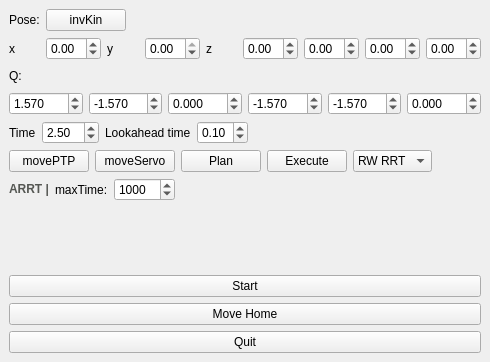
The window that robot_plugin/src/RobotPlugin.ui (Ezzence/rovi2-robot) describes before a commit, drawn with Qt 5.
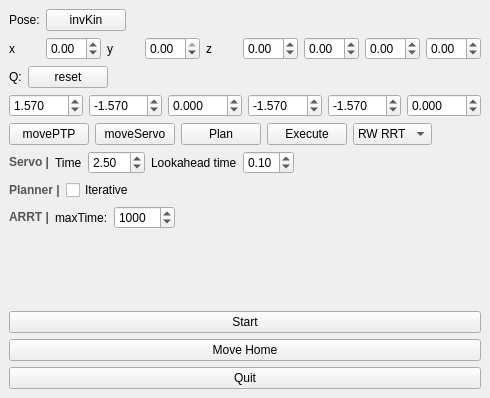
The same window after the commit.

Commit message: adding iterative path planning (with thread resource allocation problem), gui update

The edit to the form file:
```diff
--- a/robot_plugin/src/RobotPlugin.ui
+++ b/robot_plugin/src/RobotPlugin.ui
@@ -7,7 +7,7 @@
     <x>0</x>
     <y>0</y>
     <width>490</width>
-    <height>362</height>
+    <height>398</height>
    </rect>
   </property>
   <property name="windowTitle">
@@ -169,6 +169,13 @@
           </property>
          </widget>
         </item>
+        <item>
+         <widget class="QPushButton" name="btnReset">
+          <property name="text">
+           <string>reset</string>
+          </property>
+         </widget>
+        </item>
         <item>
          <spacer name="horizontalSpacer_5">
           <property name="orientation">
@@ -299,69 +306,6 @@
         </item>
        </layout>
       </item>
-      <item>
-       <layout class="QHBoxLayout" name="horizontalLayout">
-        <property name="bottomMargin">
-         <number>0</number>
-        </property>
-        <item>
-         <widget class="QLabel" name="label">
-          <property name="text">
-           <string>Time</string>
-          </property>
-         </widget>
-        </item>
-        <item>
-         <widget class="QDoubleSpinBox" name="boxTime">
-          <property name="maximum">
-           <double>10.000000000000000</double>
-          </property>
-          <property name="singleStep">
-           <double>0.100000000000000</double>
-          </property>
-          <property name="value">
-           <double>2.500000000000000</double>
-          </property>
-         </widget>
-        </item>
-        <item>
-         <widget class="QLabel" name="label_2">
-          <property name="text">
-           <string>Lookahead time</string>
-          </property>
-         </widget>
-        </item>
-        <item>
-         <widget class="QDoubleSpinBox" name="boxLookahead">
-          <property name="minimum">
-           <double>0.040000000000000</double>
-          </property>
-          <property name="maximum">
-           <double>0.200000000000000</double>
-          </property>
-          <property name="singleStep">
-           <double>0.010000000000000</double>
-          </property>
-          <property name="value">
-           <double>0.100000000000000</double>
-          </property>
-         </widget>
-        </item>
-        <item>
-         <spacer name="horizontalSpacer_2">
-          <property name="orientation">
-           <enum>Qt::Horizontal</enum>
-          </property>
-          <property name="sizeHint" stdset="0">
-           <size>
-            <width>40</width>
-            <height>20</height>
-           </size>
-          </property>
-         </spacer>
-        </item>
-       </layout>
-      </item>
       <item>
        <layout class="QHBoxLayout" name="horizontalLayout_3">
         <property name="topMargin">
@@ -429,6 +373,113 @@
         </item>
        </layout>
       </item>
+      <item>
+       <layout class="QHBoxLayout" name="horizontalLayout">
+        <property name="bottomMargin">
+         <number>0</number>
+        </property>
+        <item>
+         <widget class="QLabel" name="label_10">
+          <property name="text">
+           <string>&lt;html&gt;&lt;head/&gt;&lt;body&gt;&lt;p&gt;&lt;span style=&quot; font-weight:600; color:#555753;&quot;&gt;Servo |&lt;/span&gt;&lt;/p&gt;&lt;/body&gt;&lt;/html&gt;</string>
+          </property>
+          <property name="textFormat">
+           <enum>Qt::RichText</enum>
+          </property>
+         </widget>
+        </item>
+        <item>
+         <widget class="QLabel" name="label">
+          <property name="text">
+           <string>Time</string>
+          </property>
+         </widget>
+        </item>
+        <item>
+         <widget class="QDoubleSpinBox" name="boxTime">
+          <property name="maximum">
+           <double>10.000000000000000</double>
+          </property>
+          <property name="singleStep">
+           <double>0.100000000000000</double>
+          </property>
+          <property name="value">
+           <double>2.500000000000000</double>
+          </property>
+         </widget>
+        </item>
+        <item>
+         <widget class="QLabel" name="label_2">
+          <property name="text">
+           <string>Lookahead time</string>
+          </property>
+         </widget>
+        </item>
+        <item>
+         <widget class="QDoubleSpinBox" name="boxLookahead">
+          <property name="minimum">
+           <double>0.040000000000000</double>
+          </property>
+          <property name="maximum">
+           <double>0.200000000000000</double>
+          </property>
+          <property name="singleStep">
+           <double>0.010000000000000</double>
+          </property>
+          <property name="value">
+           <double>0.100000000000000</double>
+          </property>
+         </widget>
+        </item>
+        <item>
+         <spacer name="horizontalSpacer_2">
+          <property name="orientation">
+           <enum>Qt::Horizontal</enum>
+          </property>
+          <property name="sizeHint" stdset="0">
+           <size>
+            <width>40</width>
+            <height>20</height>
+           </size>
+          </property>
+         </spacer>
+        </item>
+       </layout>
+      </item>
+      <item>
+       <layout class="QHBoxLayout" name="horizontalLayout_8">
+        <property name="topMargin">
+         <number>0</number>
+        </property>
+        <item>
+         <widget class="QLabel" name="label_11">
+          <property name="text">
+           <string>&lt;html&gt;&lt;head/&gt;&lt;body&gt;&lt;p&gt;&lt;span style=&quot; font-weight:600; color:#555753;&quot;&gt;Planner |&lt;/span&gt;&lt;/p&gt;&lt;/body&gt;&lt;/html&gt;</string>
+          </property>
+         </widget>
+        </item>
+        <item>
+         <widget class="QCheckBox" name="boxIterative">
+          <property name="text">
+           <string>Iterative</string>
+          </property>
+         </widget>
+        </item>
+        <item>
+         <spacer name="horizontalSpacer_6">
+          <property name="orientation">
+           <enum>Qt::Horizontal</enum>
+          </property>
+          <property name="sizeHint" stdset="0">
+           <size>
+            <width>40</width>
+            <height>20</height>
+           </size>
+          </property>
+         </spacer>
+        </item>
+       </layout>
+      </item>
       <item>
        <layout class="QHBoxLayout" name="horizontalLayout_4">
         <property name="bottomMargin">
```
Left out of the diff: 10 changed lines with no effect on the pictures. The commit also changes 5 other files.
